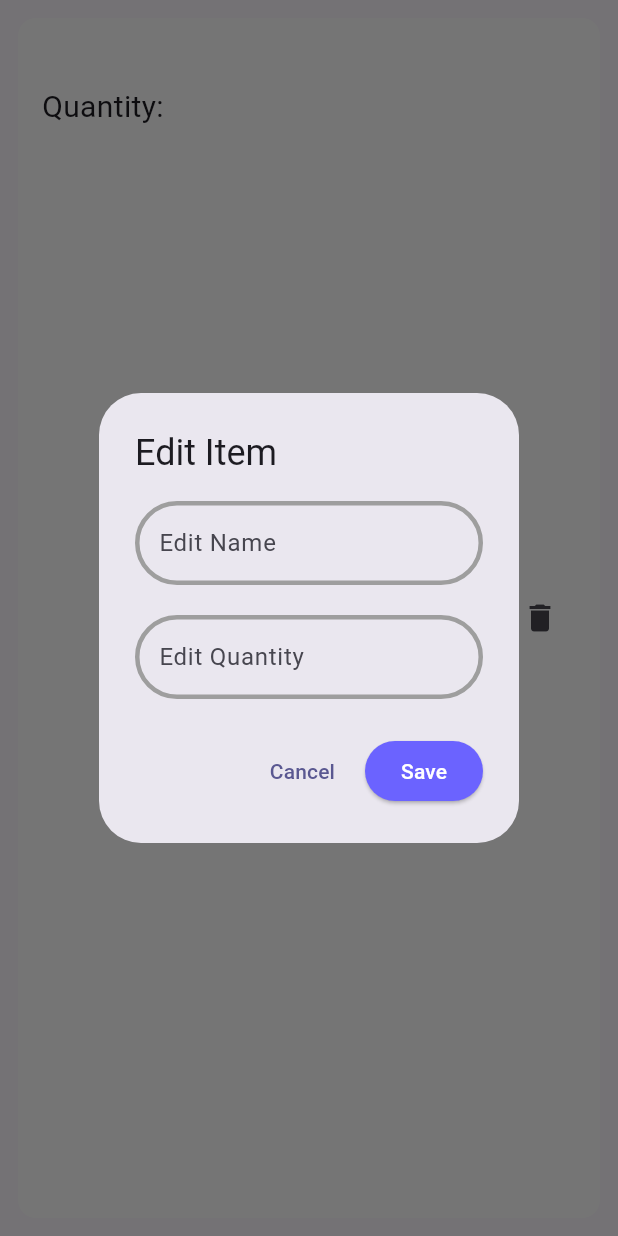
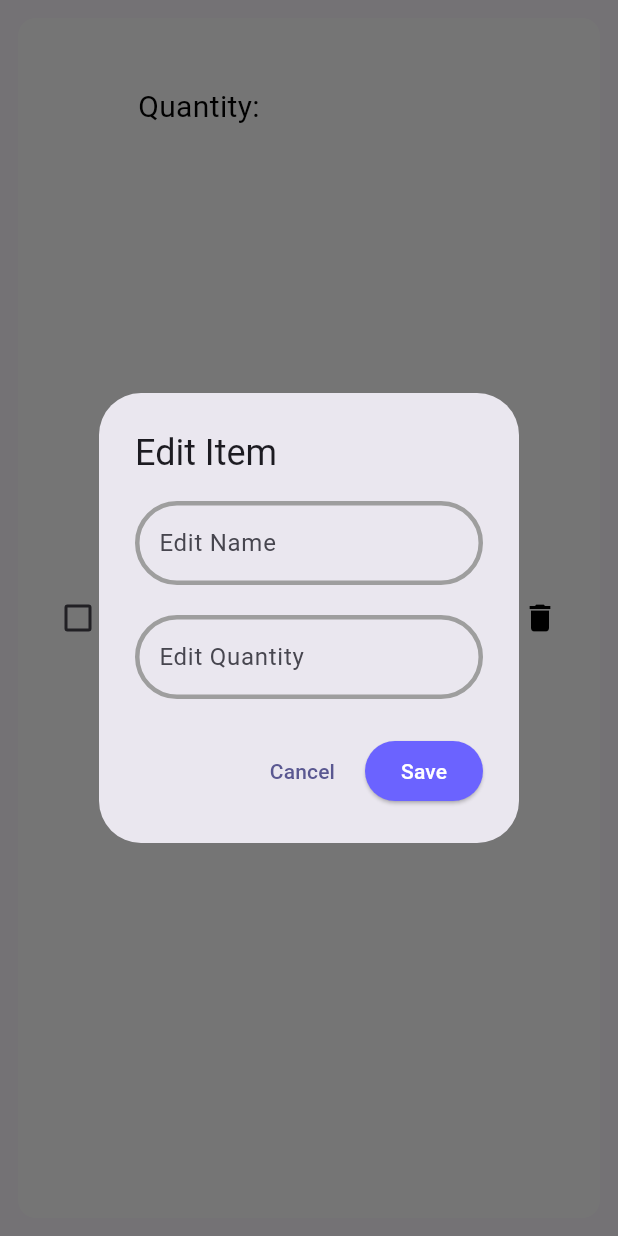
Before and after one commit to ascoder1109/soochi_shopping_list_app, a Flutter app: the ItemListCard widget shown alone on an empty page, opened directly with empty values, after a tap on the "edit" icon, on a phone screen of 412 x 824 dp. Run offline on Flutter 3.47's test engine with Material 3 defaults, Android fonts, the phone set to English and light mode, and no system bars.

Commit message:
Made the app simple

```diff
--- a/lib/colors.dart
+++ b/lib/colors.dart
@@ -1,4 +1,8 @@
 import 'package:flutter/material.dart';
 
 const kVioletColor = Color.fromRGBO(107, 99, 255, 1);
-const kAppBackgroundColor = Color.fromRGBO(248, 248, 248, 1);
+const kAppLightBackgroundColor = Color.fromRGBO(246, 246, 246, 1);
+const kAppDarkBackgroundColor = Color.fromRGBO(0, 0, 0, 1);
+
+const kCardLightBackgroundColor = Color.fromRGBO(255, 255, 255, 1);
+const kCardDarkBackgroundColor = Color.fromRGBO(35, 35, 35, 1);
--- a/lib/config.dart
+++ /dev/null
@@ -1,2 +0,0 @@
-final url = 'http://192.168.112.230:3000/';
-final registration = url + "registration";
--- a/lib/widgets/item_list_card.dart
+++ b/lib/widgets/item_list_card.dart
@@ -1,6 +1,7 @@
 import 'package:flutter/material.dart';
-import 'package:provider/provider.dart'; // Import Provider
+import 'package:flutter/services.dart'; // Import Services for accessing system brightness
 import 'package:shopping_list_app/colors.dart';
+import 'package:provider/provider.dart';
 import 'package:shopping_list_app/provider/card_provider.dart';
 
 class ItemListCard extends StatefulWidget {
@@ -18,30 +19,48 @@ class ItemListCard extends StatefulWidget {
 }
 
 class _ItemListCardState extends State<ItemListCard> {
+  bool _isChecked = false; // Track the state of the checkbox
+
   @override
   Widget build(BuildContext context) {
+    Brightness platformBrightness = MediaQuery.of(context).platformBrightness;
+    Color cardColor = platformBrightness == Brightness.dark
+        ? kCardDarkBackgroundColor
+        : kCardLightBackgroundColor;
+    Color textColor =
+        platformBrightness == Brightness.dark ? Colors.white : Colors.black;
+
     return Padding(
       padding: const EdgeInsets.all(8.0),
       child: SizedBox(
         width: double.infinity,
         child: Card(
           elevation: 0,
-          color: Colors.white,
-          child: Container(
-            padding: EdgeInsets.all(16.0),
+          color: cardColor,
+          child: Padding(
+            padding: const EdgeInsets.all(16.0),
             child: Row(
               children: [
+                Checkbox(
+                  value: _isChecked,
+                  onChanged: (newValue) {
+                    setState(() {
+                      _isChecked = newValue ?? false;
+                    });
+                  },
+                ),
+                SizedBox(width: 16.0), // Add some spacing
                 Column(
                   mainAxisAlignment: MainAxisAlignment.start,
                   crossAxisAlignment: CrossAxisAlignment.start,
                   children: [
                     Text(
                       "${widget.itemName}",
-                      style: TextStyle(fontSize: 20),
+                      style: TextStyle(fontSize: 20, color: textColor),
                     ),
                     Text(
                       "Quantity: ${widget.quantity}",
-                      style: TextStyle(fontSize: 20),
+                      style: TextStyle(fontSize: 20, color: textColor),
                     )
                   ],
                 ),
@@ -50,13 +69,13 @@ class _ItemListCardState extends State<ItemListCard> {
                   onPressed: () {
                     _editItem(context);
                   },
-                  icon: Icon(Icons.edit),
+                  icon: Icon(Icons.edit, color: textColor),
                 ),
                 IconButton(
                   onPressed: () {
                     _deleteItem(context);
                   },
-                  icon: Icon(Icons.delete),
+                  icon: Icon(Icons.delete, color: textColor),
                 ),
               ],
             ),
@@ -81,13 +100,11 @@ class _ItemListCardState extends State<ItemListCard> {
               TextField(
                 decoration: InputDecoration(
                   enabledBorder: const OutlineInputBorder(
-                    borderRadius: BorderRadius.all(
-                        Radius.circular(30.0)), // Grey border with small radius
+                    borderRadius: BorderRadius.all(Radius.circular(30.0)),
                     borderSide: BorderSide(color: Colors.grey, width: 3),
                   ),
                   focusedBorder: OutlineInputBorder(
-                    borderRadius: BorderRadius.circular(
-                        15.0), // Blue border with larger radius
+                    borderRadius: BorderRadius.circular(15.0),
                     borderSide: const BorderSide(color: kVioletColor, width: 3),
                   ),
                   hintText: "Edit Name",
@@ -102,13 +119,11 @@ class _ItemListCardState extends State<ItemListCard> {
               TextField(
                 decoration: InputDecoration(
                   enabledBorder: const OutlineInputBorder(
-                    borderRadius: BorderRadius.all(
-                        Radius.circular(30.0)), // Grey border with small radius
+                    borderRadius: BorderRadius.all(Radius.circular(30.0)),
                     borderSide: BorderSide(color: Colors.grey, width: 3),
                   ),
                   focusedBorder: OutlineInputBorder(
-                    borderRadius: BorderRadius.circular(
-                        15.0), // Blue border with larger radius
+                    borderRadius: BorderRadius.circular(15.0),
                     borderSide: const BorderSide(color: kVioletColor, width: 3),
                   ),
                   hintText: "Edit Quantity",
@@ -128,21 +143,25 @@ class _ItemListCardState extends State<ItemListCard> {
             ),
             ElevatedButton(
               style: ButtonStyle(
-                  backgroundColor: MaterialStateProperty.all(kVioletColor)),
+                backgroundColor: MaterialStateProperty.all(kVioletColor),
+              ),
               onPressed: () {
-                // Access CardProvider to update the item
-
                 final cardProvider =
                     Provider.of<CardProvider>(context, listen: false);
 
-                int indexToUpdate = cardProvider.items.indexWhere((item) =>
-                    item.itemName == widget.itemName &&
-                    item.quantity == widget.quantity);
+                int indexToUpdate = cardProvider.items.indexWhere(
+                  (item) =>
+                      item.itemName == widget.itemName &&
+                      item.quantity == widget.quantity,
+                );
 
                 if (indexToUpdate != -1) {
                   // Update the item
                   cardProvider.editItem(
-                      indexToUpdate, updatedItemName, updatedQuantity);
+                    indexToUpdate,
+                    updatedItemName,
+                    updatedQuantity,
+                  );
                   Navigator.of(context).pop(); // Close the dialog
                   updatedItemName = ''; // Reset item name
                   updatedQuantity = '';
@@ -162,8 +181,10 @@ class _ItemListCardState extends State<ItemListCard> {
   void _deleteItem(BuildContext context) {
     final cardProvider = Provider.of<CardProvider>(context, listen: false);
 
-    int indexToDelete = cardProvider.items.indexWhere((item) =>
-        item.itemName == widget.itemName && item.quantity == widget.quantity);
+    int indexToDelete = cardProvider.items.indexWhere(
+      (item) =>
+          item.itemName == widget.itemName && item.quantity == widget.quantity,
+    );
 
     if (indexToDelete != -1) {
       cardProvider.deleteItem(indexToDelete);
--- a/pubspec.yaml
+++ b/pubspec.yaml
@@ -39,6 +39,9 @@ dependencies:
   provider: ^6.1.2
   double_back_to_close_app: ^2.1.0
   http: ^1.2.1
+  shared_preferences: ^2.2.3
+  jwt_decoder: ^2.0.1
+  sqflite: ^2.3.3+1
 
 
 dev_dependencies:
```
Also changed, not shown: lib/main.dart (+22 -12 lines), lib/pages/login_page.dart (deleted, +0 -123 lines), lib/pages/shopping_list_page.dart (+14 -48 lines), lib/pages/signup_page.dart (deleted, +0 -157 lines), lib/widgets/app_drawer.dart (deleted, +0 -10 lines), pubspec.lock, 5 other files.
